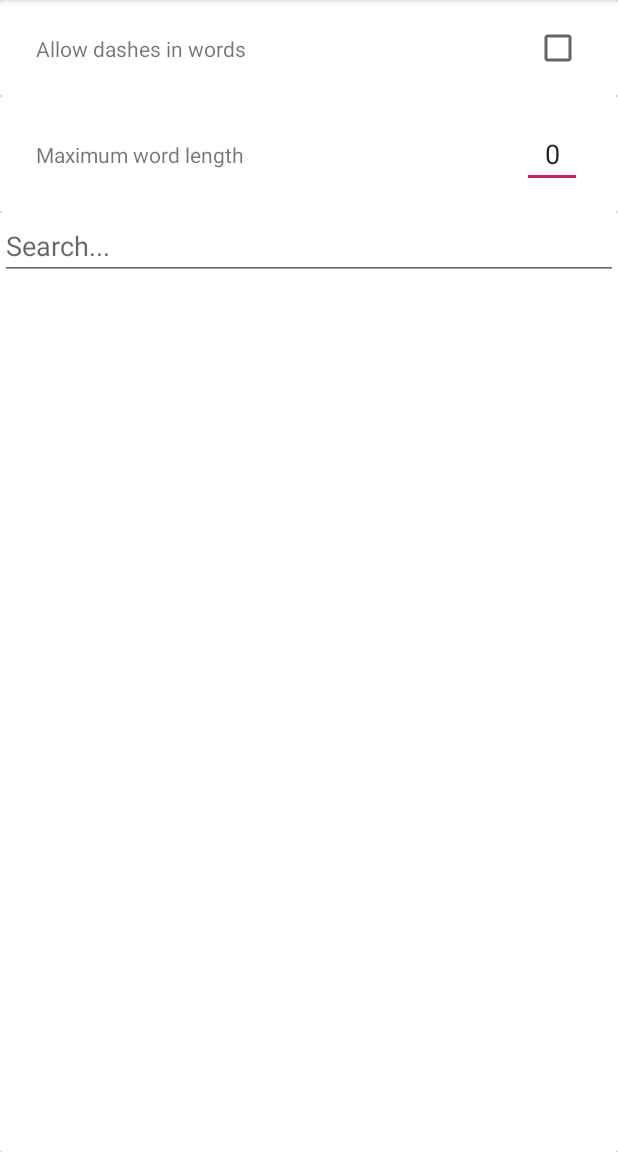
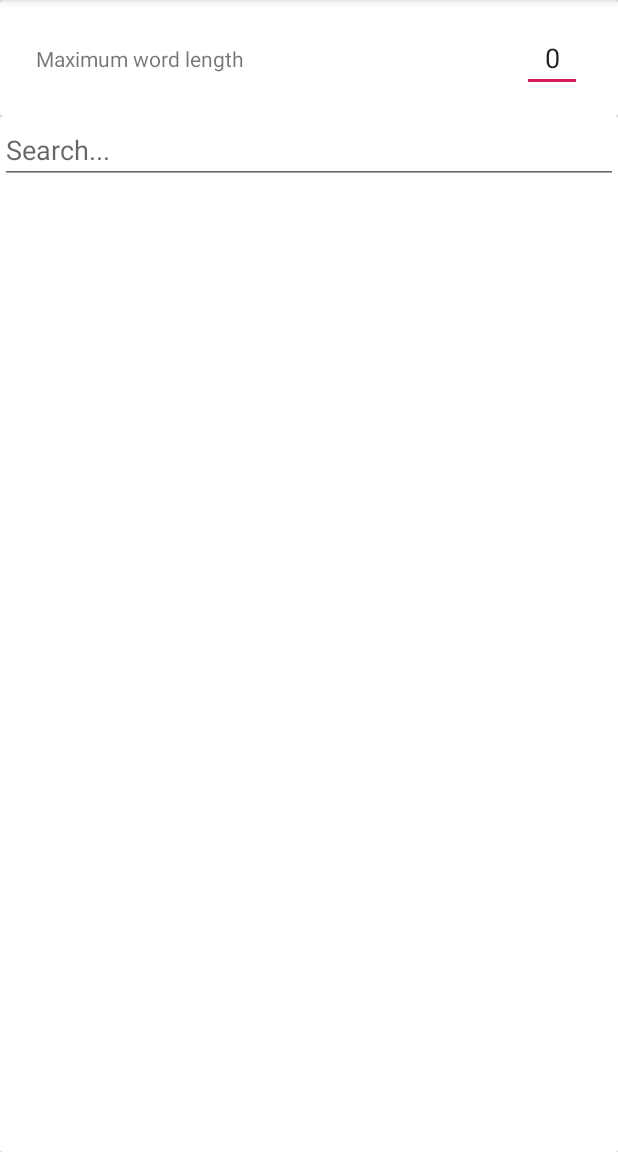
Before and after one commit to MathiasLH/Hangman, an Android app: the settingsActivity screen opened directly, with no data from a screen before it, on a phone screen of 412 x 824 dp, the part 84-1236 px from its top. Run offline under Robolectric (Android 15) with nearby library versions, the phone set to English and light mode, and no system bars; 3 statements that could not run were skipped.

Commit message:
Added settings functionality. Added new word list as previous was too large and the words were too extreme.

```diff
--- a/app/src/main/java/company/best/the/hangman/settingsActivity.java
+++ b/app/src/main/java/company/best/the/hangman/settingsActivity.java
@@ -30,7 +30,6 @@ public class settingsActivity extends AppCompatActivity implements View.OnClickL
     private RecyclerView.Adapter mAdapter;
     private RecyclerView.LayoutManager mLayoutManager;
     private TextView wordLength, searchField;
-    private CheckBox allowDashesBox;
     final int mode = Activity.MODE_PRIVATE;
     final String myPrefs = "MyPreferences_001";
     SharedPreferences sp;
@@ -41,13 +40,14 @@ public class settingsActivity extends AppCompatActivity implements View.OnClickL
     protected void onCreate(Bundle savedInstanceState) {
         super.onCreate(savedInstanceState);
         setContentView(R.layout.activity_settings);
+        InputStream wordStream = getApplicationContext().getResources().openRawResource(R.raw.words_small);
+        words = readFile(wordStream);
         sp = getSharedPreferences(myPrefs, 0);
         mRecyclerView = findViewById(R.id.recycler);
         mRecyclerView.setHasFixedSize(true);
         mLayoutManager = new LinearLayoutManager(this);
         mRecyclerView.setLayoutManager(mLayoutManager);
         wordLength = findViewById(R.id.wordlength);
-        InputStream wordStream = getApplicationContext().getResources().openRawResource(R.raw.words);
         searchField = findViewById(R.id.searchfield);
         searchField.addTextChangedListener(new TextWatcher() {
             @Override
@@ -82,35 +82,15 @@ public class settingsActivity extends AppCompatActivity implements View.OnClickL
                 updateWordLength();
             }
         });
-        allowDashesBox = findViewById(R.id.dashescheckbox);
-        allowDashesBox.setOnCheckedChangeListener(new CompoundButton.OnCheckedChangeListener() {
-            @Override
-            public void onCheckedChanged(CompoundButton buttonView, boolean isChecked) {
-                updateAllowDashes();
-            }
-        });
-        words = readFile(wordStream);
         mAdapter = new myAdapter(words);
-        updateList();
-        //mRecyclerView.setAdapter(mAdapter);
-
-    }
-
-    private void updateAllowDashes() {
-        editor = sp.edit();
-        editor.putBoolean("allowDashes", allowDashesBox.isChecked());
-        editor.commit();
         updateList();
     }
 
     private void updateWordLength(){
-        System.out.println("Maximum word length was changed.");
         editor = sp.edit();
         if(!wordLength.getText().toString().matches("")){
-            System.out.println("Maximum word length was set to: " + wordLength.getText().toString());
             editor.putInt("maxWordLength", Integer.parseInt(wordLength.getText().toString()));
         }else{
-            System.out.println("Maximum word length was set to: 0");
             editor.putInt("maxWordLength", 0);
         }
         editor.commit();
@@ -126,7 +106,7 @@ public class settingsActivity extends AppCompatActivity implements View.OnClickL
     private ArrayList<String> readFile(InputStream inputFile){
         ArrayList<String> possibleWords = new ArrayList<String>();
         BufferedReader br = new BufferedReader(new InputStreamReader(inputFile));
-        for(int i = 0; i < 41238; i++){
+        for(int i = 0; i < 852; i++){
             try {
                 possibleWords.add(br.readLine());
             } catch (IOException e) {
@@ -137,31 +117,8 @@ public class settingsActivity extends AppCompatActivity implements View.OnClickL
     }
 
     private ArrayList<String> searchWords() {
-        ArrayList<String> newWords = new ArrayList<String>();
-        final int maxLength = sp.getInt("maxWordLength", 0);
-        boolean allowDashes = sp.getBoolean("allowDashes", true);
-        String searchKey = searchField.getText().toString();
-        String[] wordArray = words.stream().filter(i -> i.length() <= maxLength).toArray(String[]::new);
-        newWords = new ArrayList<>(Arrays.asList(wordArray));
-        //x -> sp.getBoolean("allowDashes", true) && !x.contains("-")
-        return new ArrayList<>(Arrays.asList(words.stream().filter(x -> sp.getBoolean("allowDashes", true) ? !x.contains("-"):true)
-                                                            .filter(x -> x.contains(searchKey)).toArray(String[]::new)));
-
-
-        /*if (allowDashes) {
-            if(maxLength == 0){
-
-            }else{
-
-            }
-        } else {
-            if(maxLength == 0){
-
-            }else{
-
-            }
-        }*/
-
+        return new ArrayList<>(Arrays.asList(words.stream().filter(x -> !searchField.getText().toString().matches("") ? x.contains(searchField.getText().toString()):true)
+                                                            .filter(x-> x.length() <= sp.getInt("maxWordLength", 0)).toArray(String[]::new)));
     }
     @Override
     public void onClick(View v) {
--- a/app/src/main/res/layout/activity_settings.xml
+++ b/app/src/main/res/layout/activity_settings.xml
@@ -14,39 +14,6 @@
         app:layout_constraintEnd_toEndOf="parent"
         app:layout_constraintStart_toStartOf="parent"
         app:layout_constraintTop_toTopOf="parent">
-
-        <android.support.v7.widget.CardView
-            android:layout_width="match_parent"
-            android:layout_height="wrap_content">
-
-            <android.support.constraint.ConstraintLayout
-                android:layout_width="match_parent"
-                android:layout_height="match_parent">
-
-                <TextView
-                    android:id="@+id/textView2"
-                    android:layout_width="wrap_content"
-                    android:layout_height="wrap_content"
-                    android:layout_marginStart="24dp"
-                    android:layout_marginTop="16dp"
-                    android:layout_marginBottom="16dp"
-                    android:text="Allow dashes in words"
-                    app:layout_constraintBottom_toBottomOf="parent"
-                    app:layout_constraintStart_toStartOf="parent"
-                    app:layout_constraintTop_toTopOf="parent" />
-
-                <CheckBox
-                    android:id="@+id/dashescheckbox"
-                    android:layout_width="wrap_content"
-                    android:layout_height="wrap_content"
-                    android:layout_marginTop="16dp"
-                    android:layout_marginEnd="24dp"
-                    android:layout_marginBottom="16dp"
-                    app:layout_constraintBottom_toBottomOf="parent"
-                    app:layout_constraintEnd_toEndOf="parent"
-                    app:layout_constraintTop_toTopOf="parent" />
-            </android.support.constraint.ConstraintLayout>
-        </android.support.v7.widget.CardView>
 
         <android.support.v7.widget.CardView
             android:layout_width="match_parent"
```
Also changed, not shown: app/src/main/java/company/best/the/hangman/MainActivity.java (+7 -3 lines), app/src/main/java/company/best/the/hangman/gameActivity.java (+32 -4 lines), app/src/main/java/logic/HangmanLogic.java (+14 -19 lines), 1 other file.
